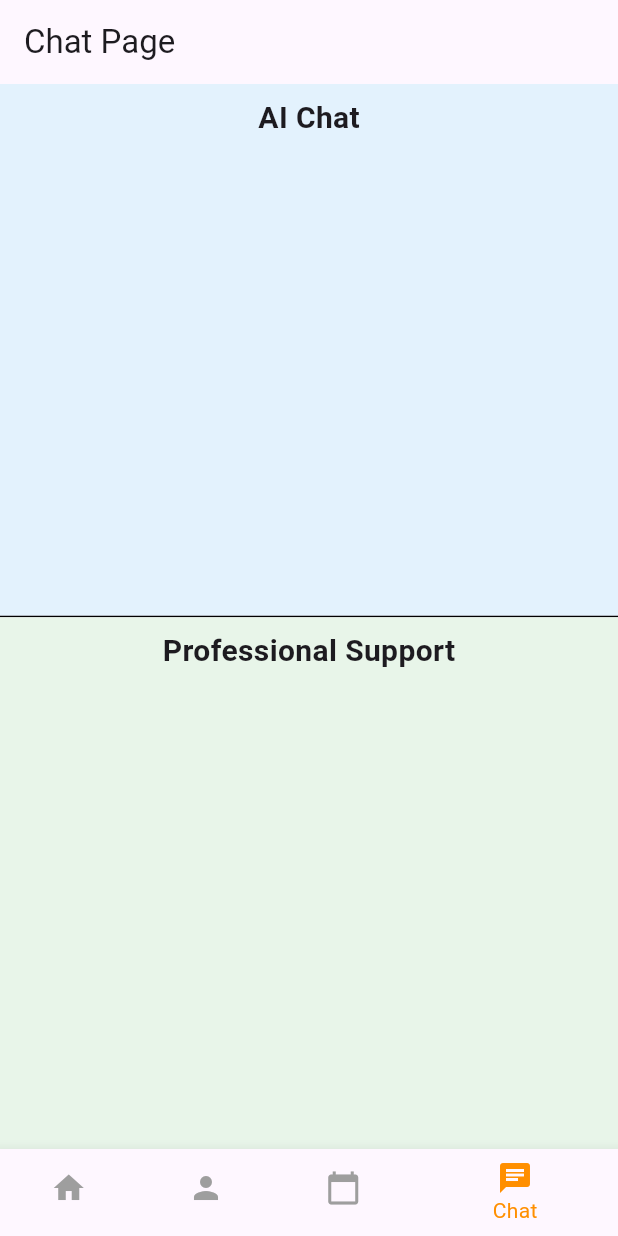
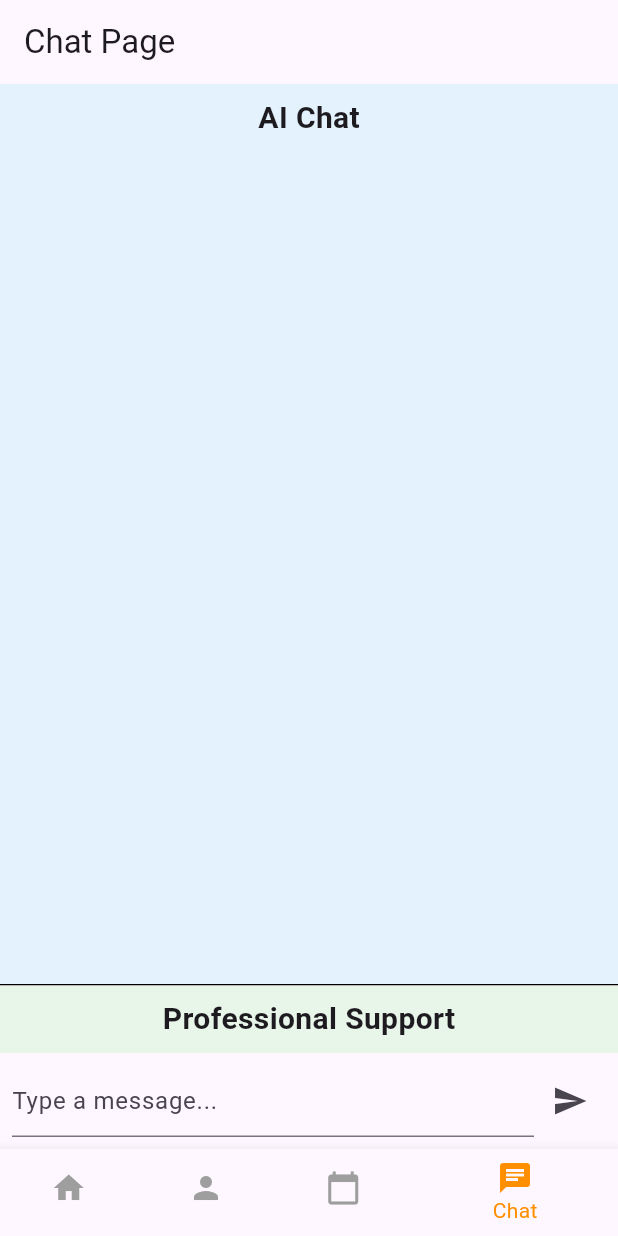
Before and after one commit to princejohnongit/t-w-h-3probably, a Flutter app: the screen it shows after launch, item 4 of the bottom bar chosen, on a phone screen of 412 x 824 dp. Run offline on Flutter 3.47's test engine with Material 3 defaults, Android fonts, the light colour scheme and no system bars; our stand-ins replace table_calendar.

Commit message:
Second Init

```diff
--- a/app/lib/components/pages/Chat.dart
+++ b/app/lib/components/pages/Chat.dart
@@ -1,6 +1,61 @@
 import 'package:flutter/material.dart';
+import 'dart:convert';
+import 'package:http/http.dart' as http;
 
-class ChatPage extends StatelessWidget {
+class ChatPage extends StatefulWidget {
+  @override
+  _ChatPageState createState() => _ChatPageState();
+}
+
+class _ChatPageState extends State<ChatPage> {
+  TextEditingController _controller = TextEditingController();
+  List<Map<String, String>> chatMessages = [];
+
+  // Replace with your actual Gemini API key
+  final String apiKey = 'AIzaSyABDkYOA9yQoQ39miQU5FimerMITrMwmQM';
+
+  // Send the user's message to Gemini API
+  Future<void> sendMessage(String userMessage) async {
+    setState(() {
+      chatMessages.add({'sender': 'user', 'message': userMessage});
+    });
+
+    final url = Uri.parse("https://generativelanguage.googleapis.com/v1beta/models/gemini-1.5-flash:generateContent?key=$apiKey");
+
+    final headers = {
+      'Content-Type': 'application/json',
+    };
+
+    final body = json.encode({
+      'contents': [
+        {
+          'parts': [{'text': userMessage}]
+        }
+      ]
+    });
+
+    try {
+      final response = await http.post(url, headers: headers, body: body);
+
+      if (response.statusCode == 200) {
+        final data = json.decode(response.body);
+        String aiResponse = data['contents'][0]['parts'][0]['text'];
+
+        setState(() {
+          chatMessages.add({'sender': 'ai', 'message': aiResponse});
+        });
+      } else {
+        setState(() {
+          chatMessages.add({'sender': 'ai', 'message': 'Error: Unable to get response from AI.'});
+        });
+      }
+    } catch (e) {
+      setState(() {
+        chatMessages.add({'sender': 'ai', 'message': 'Error: $e'});
+      });
+    }
+  }
+
   @override
   Widget build(BuildContext context) {
     return Scaffold(
@@ -22,10 +77,35 @@ class ChatPage extends StatelessWidget {
                     ),
                   ),
                   Expanded(
-                    child: ListView(
-                      children: [
-                        // Add AI chat messages here
-                      ],
+                    child: ListView.builder(
+                      itemCount: chatMessages.length,
+                      itemBuilder: (context, index) {
+                        final message = chatMessages[index];
+                        return ListTile(
+                          title: Align(
+                            alignment: message['sender'] == 'user'
+                                ? Alignment.centerRight
+                                : Alignment.centerLeft,
+                            child: Container(
+                              padding: EdgeInsets.all(10),
+                              decoration: BoxDecoration(
+                                color: message['sender'] == 'user'
+                                    ? Colors.blue
+                                    : Colors.grey[300],
+                                borderRadius: BorderRadius.circular(10),
+                              ),
+                              child: Text(
+                                message['message']!,
+                                style: TextStyle(
+                                  color: message['sender'] == 'user'
+                                      ? Colors.white
+                                      : Colors.black,
+                                ),
+                              ),
+                            ),
+                          ),
+                        );
+                      },
                     ),
                   ),
                 ],
@@ -33,8 +113,7 @@ class ChatPage extends StatelessWidget {
             ),
           ),
           Divider(height: 1, color: Colors.black),
-          Expanded(
-            child: Container(
+          Container(
             color: Colors.green[50],
             child: Column(
               children: [
@@ -45,15 +124,34 @@ class ChatPage extends StatelessWidget {
                     style: TextStyle(fontSize: 20, fontWeight: FontWeight.bold),
                   ),
                 ),
+                // Blank space for professional support section
                 Expanded(
-                    child: ListView(
-                      children: [
-                        // Add professional support chat messages here
+                  child: Container(),
+                ),
               ],
             ),
           ),
+          Padding(
+            padding: const EdgeInsets.all(8.0),
+            child: Row(
+              children: [
+                Expanded(
+                  child: TextField(
+                    controller: _controller,
+                    decoration: InputDecoration(hintText: 'Type a message...'),
+                  ),
+                ),
+                IconButton(
+                  icon: Icon(Icons.send),
+                  onPressed: () {
+                    final userMessage = _controller.text;
+                    if (userMessage.isNotEmpty) {
+                      sendMessage(userMessage);
+                      _controller.clear();
+                    }
+                  },
+                ),
               ],
-              ),
             ),
           ),
         ],
--- a/app/lib/main.dart
+++ b/app/lib/main.dart
@@ -1,6 +1,5 @@
 import 'package:flutter/material.dart';
 import './components/layout/Navbar.dart';
-
 void main() {
   runApp(MyApp());
 }
--- a/app/pubspec.yaml
+++ b/app/pubspec.yaml
@@ -31,7 +31,7 @@ dependencies:
   flutter:
     sdk: flutter
   table_calendar: ^3.0.0
-
+  http: 1.2.2
 
 
   # The following adds the Cupertino Icons font to your application.
```
Also changed, not shown: app/pubspec.lock. Lines whose indentation alone changed are shown as unchanged.
